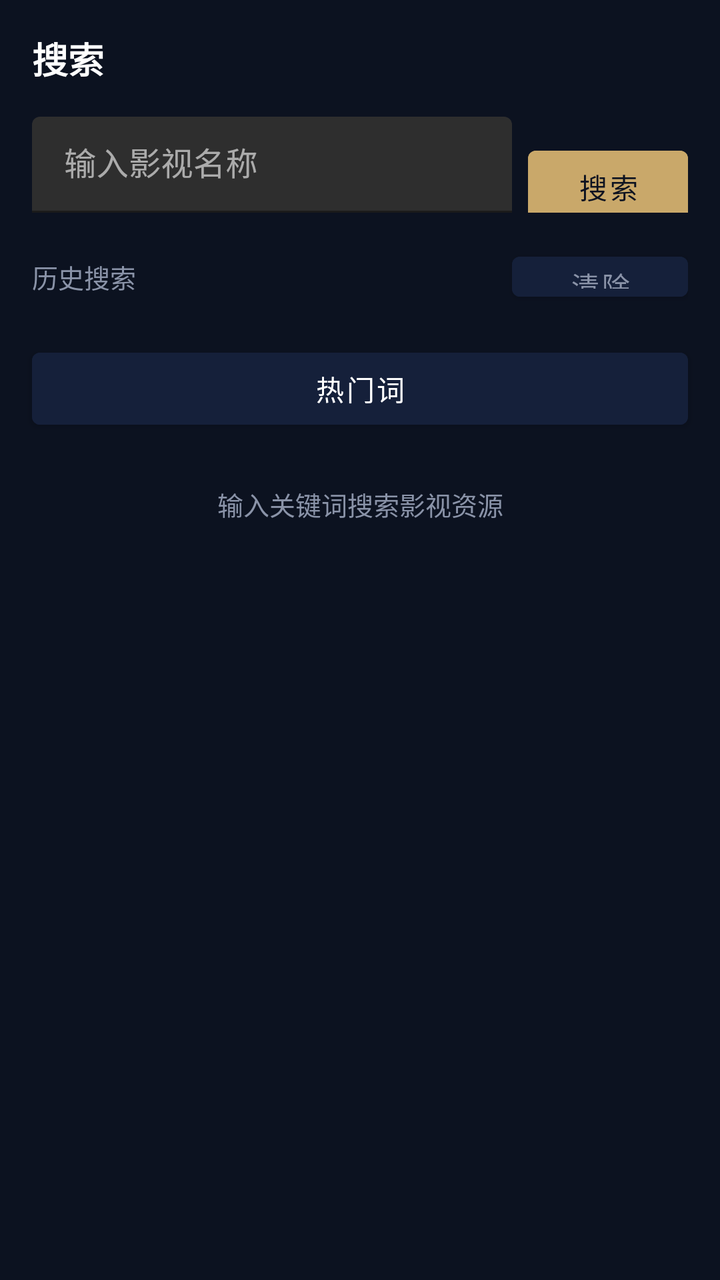
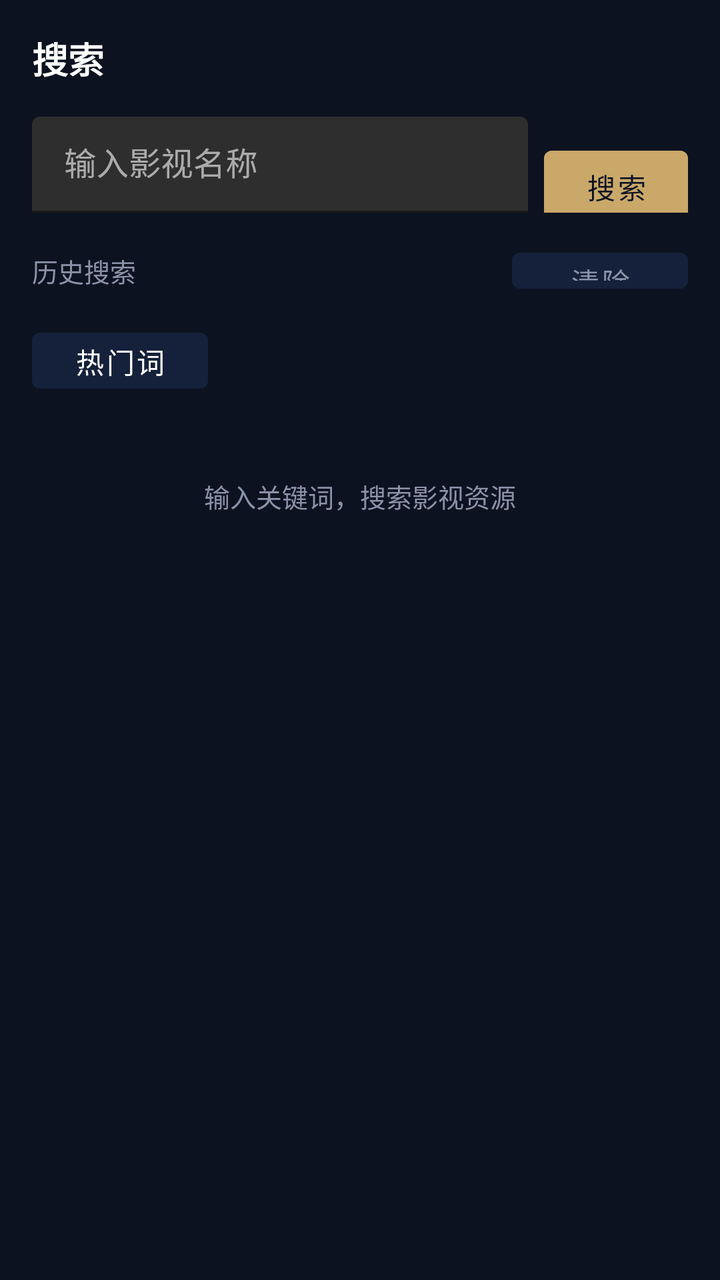

The first picture is an Android layout as it rendered before a commit; the second is the same layout after the commit. The layout source and the unified diff follow.
<!-- AndroidManifest.xml: application theme Theme.PymediaBox -->
<!-- res/layout/fragment_search.xml -->
<?xml version="1.0" encoding="utf-8"?>
<LinearLayout xmlns:android="http://schemas.android.com/apk/res/android"
    xmlns:app="http://schemas.android.com/apk/res-auto"
    android:layout_width="match_parent"
    android:layout_height="match_parent"
    android:orientation="vertical"
    android:background="@color/black">

    <TextView
        android:layout_width="match_parent"
        android:layout_height="wrap_content"
        android:padding="16dp"
        android:text="搜索"
        android:textColor="@color/white"
        android:textSize="18sp"
        android:textStyle="bold" />

    
    <LinearLayout
        android:layout_width="match_parent"
        android:layout_height="wrap_content"
        android:orientation="horizontal"
        android:paddingStart="16dp"
        android:paddingEnd="16dp">

        <com.google.android.material.textfield.TextInputLayout
            android:layout_width="0dp"
            android:layout_height="48dp"
            android:layout_weight="1"
            android:hint="输入影视名称"
            app:boxStrokeColor="@color/accent">

            <com.google.android.material.textfield.TextInputEditText
                android:id="@+id/et_search_go"
                android:layout_width="match_parent"
                android:layout_height="48dp"
                android:inputType="text"
                android:singleLine="true"
                android:textColor="@color/white"
                android:textColorHint="@color/text_secondary" />
        </com.google.android.material.textfield.TextInputLayout>

        <com.google.android.material.button.MaterialButton
            android:id="@+id/btn_search_go"
            android:layout_width="80dp"
            android:layout_height="48dp"
            android:layout_marginStart="8dp"
            android:text="搜索"
            android:backgroundTint="@color/accent"
            android:textColor="@color/black" />
    </LinearLayout>

    
    <LinearLayout
        android:layout_width="match_parent"
        android:layout_height="wrap_content"
        android:orientation="horizontal"
        android:padding="16dp"
        android:gravity="center_vertical">

        <TextView
            android:layout_width="0dp"
            android:layout_height="wrap_content"
            android:layout_weight="1"
            android:text="历史搜索"
            android:textColor="@color/text_secondary"
            android:textSize="13sp" />

        <com.google.android.material.button.MaterialButton
            android:id="@+id/btn_clear_words"
            android:layout_width="wrap_content"
            android:layout_height="32dp"
            android:text="清除"
            android:backgroundTint="@color/card_bg"
            android:textColor="@color/text_secondary"
            android:paddingStart="12dp"
            android:paddingEnd="12dp" />
    </LinearLayout>

    <com.google.android.material.button.MaterialButton
        android:id="@+id/btn_word_0"
        android:layout_width="match_parent"
        android:layout_height="48dp"
        android:layout_marginStart="16dp"
        android:layout_marginEnd="16dp"
        android:text="热门词"
        android:backgroundTint="@color/card_bg"
        android:textColor="@color/white" />

    <TextView
        android:layout_width="match_parent"
        android:layout_height="wrap_content"
        android:padding="24dp"
        android:gravity="center"
        android:text="输入关键词搜索影视资源"
        android:textColor="@color/text_secondary"
        android:textSize="13sp" />
</LinearLayout>
<!-- resources referenced by this layout -->
<resources>
  <color name="accent">#FFC9A86A</color>
  <color name="black">#FF0C1220</color>
  <color name="card_bg">#FF15203A</color>
  <color name="text_secondary">#FF8A93A8</color>
  <color name="white">#FFFFFFFF</color>
  <style name="Theme.PymediaBox" parent="Theme.MaterialComponents.NoActionBar">
          <item name="colorPrimary">@color/primary</item>
          <item name="colorSecondary">@color/accent</item>
          <item name="colorAccent">@color/accent</item>
          <item name="android:windowBackground">@color/black</item>
          <item name="android:statusBarColor">@color/black</item>
          <item name="android:navigationBarColor">@color/black</item>
      </style>
  <color name="primary">#FF101828</color>
</resources>

<!-- the commit's change to res/layout/fragment_search.xml (unified diff, before → after) -->
@@ -21,7 +21,8 @@
         android:layout_height="wrap_content"
         android:orientation="horizontal"
         android:paddingStart="16dp"
-        android:paddingEnd="16dp">
+        android:paddingEnd="16dp"
+        android:layout_marginBottom="14dp">
 
         <com.google.android.material.textfield.TextInputLayout
             android:layout_width="0dp"
@@ -42,7 +43,7 @@
 
         <com.google.android.material.button.MaterialButton
             android:id="@+id/btn_search_go"
-            android:layout_width="80dp"
+            android:layout_width="72dp"
             android:layout_height="48dp"
             android:layout_marginStart="8dp"
             android:text="搜索"
@@ -55,7 +56,9 @@
         android:layout_width="match_parent"
         android:layout_height="wrap_content"
         android:orientation="horizontal"
-        android:padding="16dp"
+        android:paddingStart="16dp"
+        android:paddingEnd="16dp"
+        android:paddingBottom="10dp"
         android:gravity="center_vertical">
 
         <TextView
@@ -69,7 +72,7 @@
         <com.google.android.material.button.MaterialButton
             android:id="@+id/btn_clear_words"
             android:layout_width="wrap_content"
-            android:layout_height="32dp"
+            android:layout_height="30dp"
             android:text="清除"
             android:backgroundTint="@color/card_bg"
             android:textColor="@color/text_secondary"
@@ -77,22 +80,38 @@
             android:paddingEnd="12dp" />
     </LinearLayout>
 
-    <com.google.android.material.button.MaterialButton
-        android:id="@+id/btn_word_0"
+    
+    <HorizontalScrollView
         android:layout_width="match_parent"
-        android:layout_height="48dp"
-        android:layout_marginStart="16dp"
-        android:layout_marginEnd="16dp"
-        android:text="热门词"
-        android:backgroundTint="@color/card_bg"
-        android:textColor="@color/white" />
+        android:layout_height="wrap_content"
+        android:scrollbars="none"
+        android:layout_marginBottom="14dp">
 
+        <LinearLayout
+            android:layout_width="wrap_content"
+            android:layout_height="wrap_content"
+            android:orientation="horizontal"
+            android:paddingStart="16dp"
+            android:paddingEnd="16dp">
+
+            <com.google.android.material.button.MaterialButton
+                android:id="@+id/btn_word_0"
+                android:layout_width="wrap_content"
+                android:layout_height="40dp"
+                android:layout_marginEnd="8dp"
+                android:text="热门词"
+                android:backgroundTint="@color/card_bg"
+                android:textColor="@color/white" />
+        </LinearLayout>
+    </HorizontalScrollView>
+
+    
     <TextView
         android:layout_width="match_parent"
         android:layout_height="wrap_content"
         android:padding="24dp"
         android:gravity="center"
-        android:text="输入关键词搜索影视资源"
+        android:text="输入关键词，搜索影视资源"
         android:textColor="@color/text_secondary"
         android:textSize="13sp" />
 </LinearLayout>
